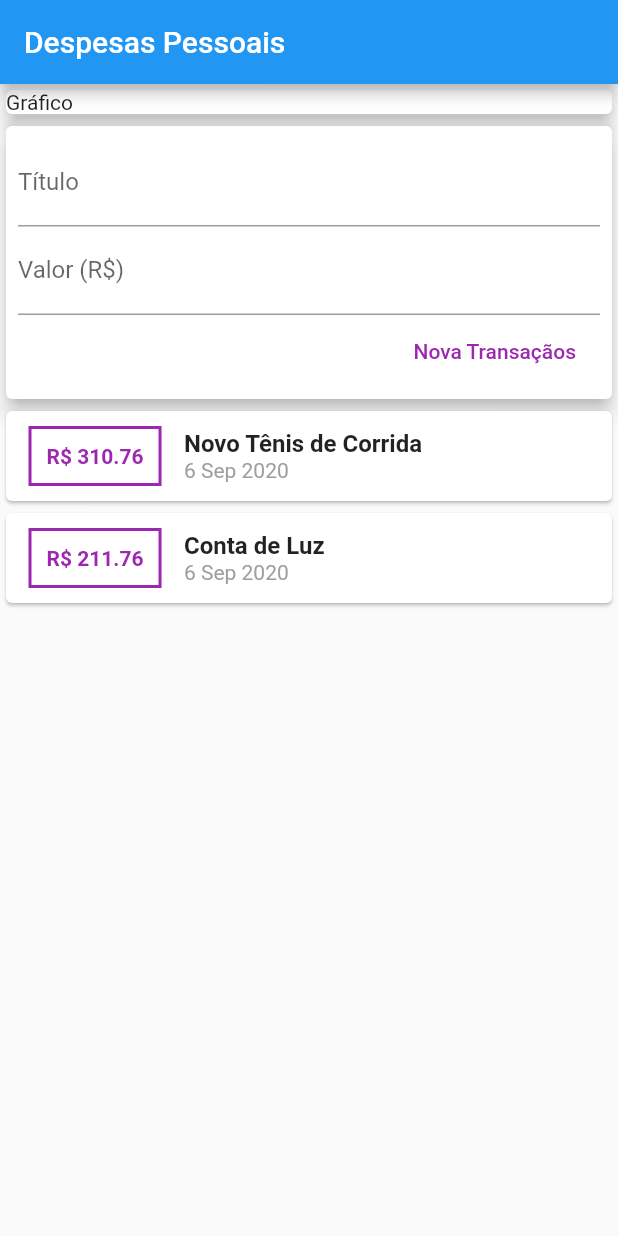
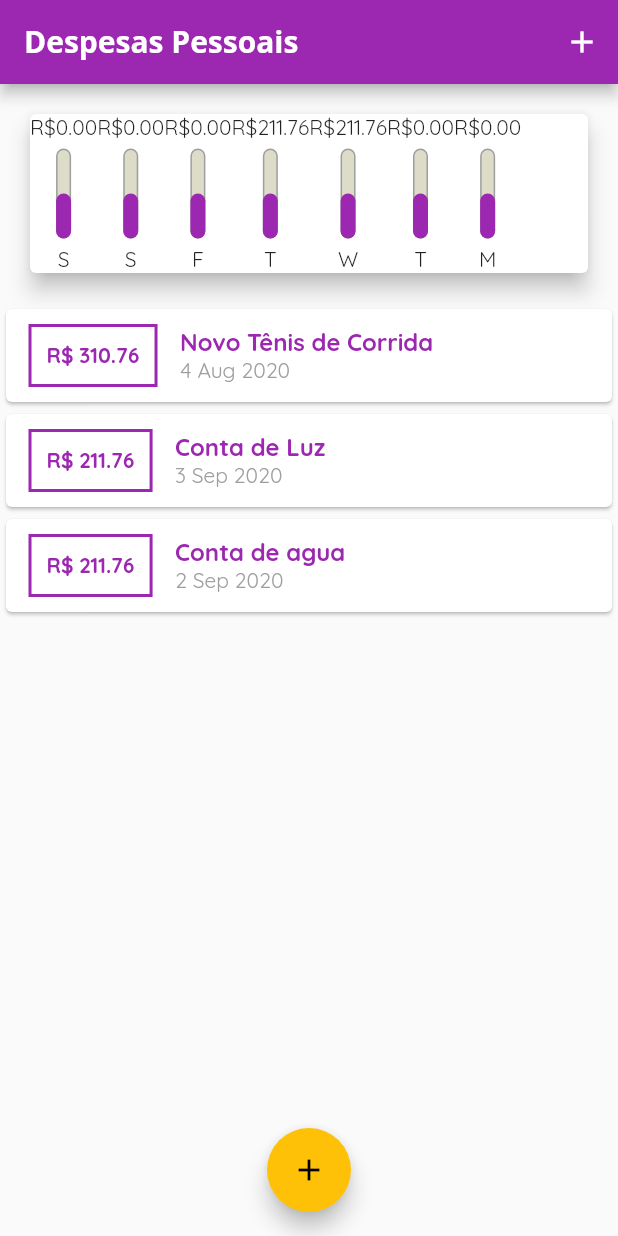
Before and after one commit to GabrielDVpereira/SePoupeFlutter, a Flutter app: the screen it shows after launch, on a phone screen of 412 x 824 dp. Run offline on Flutter 3.47's test engine with Material 2 defaults, Android fonts, the phone set to English and light mode, and no system bars.

Commit message:
Chart styling

```diff
--- /dev/null
+++ b/lib/components/chart.dart
@@ -0,0 +1,51 @@
+import 'package:flutter/material.dart';
+import '../models/transaction.dart';
+import 'package:intl/intl.dart';
+import 'chart_bar.dart';
+
+class Chart extends StatelessWidget {
+  final List<Transaction> recentTransactions;
+
+  Chart(this.recentTransactions);
+
+  List<Map<String, Object>> get groupedTransactions {
+    return List.generate(7, (index) {
+      final weekDay = DateTime.now().subtract(
+        Duration(days: index),
+      );
+
+      double totalSum = 0.0;
+      for (var i = 0; i < recentTransactions.length; i++) {
+        bool sameDay = recentTransactions[i].date.day == weekDay.day;
+        bool sameMonth = recentTransactions[i].date.month == weekDay.month;
+        bool sameYear = recentTransactions[i].date.year == weekDay.year;
+        if (sameDay && sameMonth && sameYear) {
+          totalSum += recentTransactions[i].value;
+        }
+      }
+
+      return {
+        'day': DateFormat.E().format(weekDay)[0],
+        'value': totalSum,
+      };
+    });
+  }
+
+  @override
+  Widget build(BuildContext context) {
+    groupedTransactions;
+    return Card(
+      elevation: 6,
+      margin: EdgeInsets.all(20),
+      child: Row(
+        children: groupedTransactions.map((tr) {
+          return ChartBar(
+            value: tr['value'],
+            label: tr['day'],
+            percetenge: 0.5,
+          );
+        }).toList(),
+      ),
+    );
+  }
+}
--- /dev/null
+++ b/lib/components/chart_bar.dart
@@ -0,0 +1,49 @@
+import 'package:flutter/material.dart';
+
+class ChartBar extends StatelessWidget {
+  final String label;
+  final double value;
+  final double percetenge;
+
+  ChartBar({this.label, this.value, this.percetenge});
+
+  @override
+  Widget build(BuildContext context) {
+    return Column(
+      children: [
+        Text('R\$${value.toStringAsFixed(2)}'),
+        SizedBox(height: 5),
+        Container(
+          height: 60,
+          width: 10,
+          child: Stack(
+            alignment: Alignment.bottomCenter,
+            children: [
+              Container(
+                decoration: BoxDecoration(
+                  border: Border.all(
+                    color: Colors.grey,
+                    width: 1.0,
+                  ),
+                  color: Color.fromRGBO(220, 220, 200, 1),
+                  borderRadius: BorderRadius.circular(5),
+                ),
+              ),
+              FractionallySizedBox(
+                heightFactor: percetenge,
+                child: Container(
+                  decoration: BoxDecoration(
+                    color: Theme.of(context).primaryColor,
+                    borderRadius: BorderRadius.circular(5),
+                  ),
+                ),
+              )
+            ],
+          ),
+        ),
+        SizedBox(height: 5),
+        Text(label)
+      ],
+    );
+  }
+}
--- a/lib/components/transaction_form.dart
+++ b/lib/components/transaction_form.dart
@@ -1,13 +1,29 @@
 import 'package:flutter/material.dart';
 
-class TransactionForm extends StatelessWidget {
+class TransactionForm extends StatefulWidget {
   final void Function(String, double) onSubmit;
   TransactionForm(this.onSubmit);
 
   @override
+  _TransactionFormState createState() => _TransactionFormState();
+}
+
+class _TransactionFormState extends State<TransactionForm> {
+  final titleController = TextEditingController();
+
+  final valueController = TextEditingController();
+
+  _submitForm() {
+    final title = titleController.text;
+    final value = double.tryParse(valueController.text) ?? 0.0;
+    if (title.isEmpty || value <= 0) {
+      return;
+    }
+    widget.onSubmit(title, value);
+  }
+
+  @override
   Widget build(BuildContext context) {
-    final titleController = TextEditingController();
-    final valueController = TextEditingController();
     return Card(
         elevation: 5,
         child: Padding(
@@ -19,6 +35,8 @@ class TransactionForm extends StatelessWidget {
                 decoration: InputDecoration(labelText: 'Título'),
               ),
               TextField(
+                onSubmitted: (value) => _submitForm(),
+                keyboardType: TextInputType.numberWithOptions(decimal: true),
                 controller: valueController,
                 decoration: InputDecoration(labelText: 'Valor (R\$)'),
               ),
@@ -28,13 +46,7 @@ class TransactionForm extends StatelessWidget {
                   FlatButton(
                     child: Text('Nova Transaçãos'),
                     textColor: Colors.purple,
-                    onPressed: () {
-                      final title = titleController.text;
-                      final value =
-                          double.tryParse(valueController.text) ?? 0.0;
-
-                      onSubmit(title, value);
-                    },
+                    onPressed: _submitForm,
                   ),
                 ],
               )
--- a/lib/components/transaction_list.dart
+++ b/lib/components/transaction_list.dart
@@ -10,7 +10,26 @@ class TransactionList extends StatelessWidget {
   Widget build(BuildContext context) {
     return Container(
       height: 300,
-      child: ListView.builder(
+      child: transactions.isEmpty
+          ? Column(
+              children: [
+                Text(
+                  'Nenhuma transação cadastrada',
+                  style: Theme.of(context).textTheme.headline6,
+                ),
+                SizedBox(
+                  height: 20,
+                ),
+                Container(
+                  height: 200,
+                  child: Image.asset(
+                    'assets/images/waiting.png',
+                    fit: BoxFit.cover,
+                  ),
+                )
+              ],
+            )
+          : ListView.builder(
               itemCount: transactions.length,
               itemBuilder: (ctx, index) {
                 final tr = transactions[index];
@@ -23,9 +42,15 @@ class TransactionList extends StatelessWidget {
                         style: TextStyle(
                             fontWeight: FontWeight.bold, color: Colors.purple),
                       ),
-                margin: EdgeInsets.symmetric(horizontal: 15, vertical: 10),
+                      margin: EdgeInsets.symmetric(
+                        horizontal: 15,
+                        vertical: 10,
+                      ),
                       decoration: BoxDecoration(
-                    border: Border.all(color: Colors.purple, width: 2)),
+                          border: Border.all(
+                        color: Theme.of(context).primaryColor,
+                        width: 2,
+                      )),
                       padding: EdgeInsets.all(10),
                     ),
                     Column(
@@ -33,7 +58,11 @@ class TransactionList extends StatelessWidget {
                       children: <Widget>[
                         Text(
                           tr.title,
-                    style: TextStyle(fontWeight: FontWeight.bold, fontSize: 16),
+                          style: TextStyle(
+                            fontWeight: FontWeight.bold,
+                            fontSize: 16,
+                            color: Theme.of(context).primaryColor,
+                          ),
                         ),
                         Text(
                           DateFormat('d MMM y').format(tr.date),
--- a/lib/components/transaction_user.dart
+++ /dev/null
@@ -1,50 +0,0 @@
-import 'dart:math';
-
-import 'package:flutter/material.dart';
-import 'transaction_form.dart';
-import 'transaction_list.dart';
-import '../models/transaction.dart';
-
-class TransactionUser extends StatefulWidget {
-  @override
-  _TransactionUserState createState() => _TransactionUserState();
-}
-
-class _TransactionUserState extends State<TransactionUser> {
-  final _transactions = [
-    Transaction(
-      id: 't1',
-      title: 'Novo Tênis de Corrida',
-      value: 310.76,
-      date: DateTime.now(),
-    ),
-    Transaction(
-      id: 't2',
-      title: 'Conta de Luz',
-      value: 211.76,
-      date: DateTime.now(),
-    ),
-  ];
-
-  _addTransaction(String title, double value) {
-    final newTransaction = Transaction(
-      id: Random().nextDouble().toString(),
-      title: title,
-      value: value,
-      date: DateTime.now(),
-    );
-    setState(() {
-      _transactions.add(newTransaction);
-    });
-  }
-
-  @override
-  Widget build(BuildContext context) {
-    return Column(
-      children: <Widget>[
-        TransactionForm(_addTransaction),
-        TransactionList(_transactions),
-      ],
-    );
-  }
-}
--- a/lib/main.dart
+++ b/lib/main.dart
@@ -1,5 +1,10 @@
 import 'package:flutter/material.dart';
-import './components/transaction_user.dart';
+import 'package:sePoupeFlutter/components/transaction_form.dart';
+import './models/transaction.dart';
+import './components/transaction_list.dart';
+import './components/transaction_form.dart';
+import './components/chart.dart';
+import 'dart:math';
 
 main() => runApp(ExpensesApp());
 
@@ -8,28 +13,105 @@ class ExpensesApp extends StatelessWidget {
   Widget build(BuildContext context) {
     return MaterialApp(
       home: MyHomePage(),
+      theme: ThemeData(
+        primarySwatch: Colors.purple,
+        accentColor: Colors.amber,
+        fontFamily: 'Quicksand',
+        appBarTheme: AppBarTheme(
+          textTheme: ThemeData.light().textTheme.copyWith(
+                headline6: TextStyle(
+                  fontFamily: 'OpenSans',
+                  fontSize: 20,
+                  fontWeight: FontWeight.bold,
+                ),
+              ),
+        ),
+      ),
     );
   }
 }
 
-class MyHomePage extends StatelessWidget {
+class MyHomePage extends StatefulWidget {
+  @override
+  _MyHomePageState createState() => _MyHomePageState();
+}
+
+class _MyHomePageState extends State<MyHomePage> {
+  final List<Transaction> _transactions = [
+    Transaction(
+      id: 't0',
+      title: 'Novo Tênis de Corrida',
+      value: 310.76,
+      date: DateTime.now().subtract(Duration(days: 33)),
+    ),
+    Transaction(
+      id: 't2',
+      title: 'Conta de Luz',
+      value: 211.76,
+      date: DateTime.now().subtract(Duration(days: 3)),
+    ),
+    Transaction(
+      id: 't3',
+      title: 'Conta de agua',
+      value: 211.76,
+      date: DateTime.now().subtract(Duration(days: 4)),
+    ),
+  ];
+
+  List<Transaction> get _recentTransactions {
+    return _transactions.where((tr) {
+      return tr.date.isAfter(
+        DateTime.now().subtract(
+          Duration(days: 7),
+        ),
+      );
+    }).toList();
+  }
+
+  _addTransaction(String title, double value) {
+    final newTransaction = Transaction(
+      id: Random().nextDouble().toString(),
+      title: title,
+      value: value,
+      date: DateTime.now(),
+    );
+    setState(() {
+      _transactions.add(newTransaction);
+    });
+    Navigator.of(context).pop();
+  }
+
+  _openTransactionFormModal(BuildContext context) {
+    showModalBottomSheet(
+        context: context,
+        builder: (ctx) {
+          return TransactionForm(_addTransaction);
+        });
+  }
+
   @override
   Widget build(BuildContext context) {
     return Scaffold(
       appBar: AppBar(
         title: Text('Despesas Pessoais'),
+        actions: <Widget>[
+          IconButton(
+            icon: Icon(Icons.add),
+            onPressed: () => _openTransactionFormModal(context),
+          ),
+        ],
       ),
       body: Column(
           crossAxisAlignment: CrossAxisAlignment.stretch,
           children: <Widget>[
-            Container(
-              child: Card(
-                child: Text('Gráfico'),
-                elevation: 5,
-              ),
-            ),
-            TransactionUser()
+            Chart(_recentTransactions),
+            TransactionList(_transactions),
           ]),
+      floatingActionButton: FloatingActionButton(
+        child: Icon(Icons.add),
+        onPressed: () => _openTransactionFormModal(context),
+      ),
+      floatingActionButtonLocation: FloatingActionButtonLocation.centerFloat,
     );
   }
 }
```
Also changed, not shown: pubspec.yaml (+13 -8 lines), assets/fonts/OpenSans-Bold.ttf (added), assets/fonts/OpenSans-Regular.ttf (added), assets/fonts/Quicksand-Bold.ttf (added), assets/fonts/Quicksand-Light.ttf (added), assets/fonts/Quicksand-Medium.ttf (added), assets/fonts/Quicksand-Regular.ttf (added), assets/images/waiting.png (added). Lines whose indentation alone changed are shown as unchanged.
